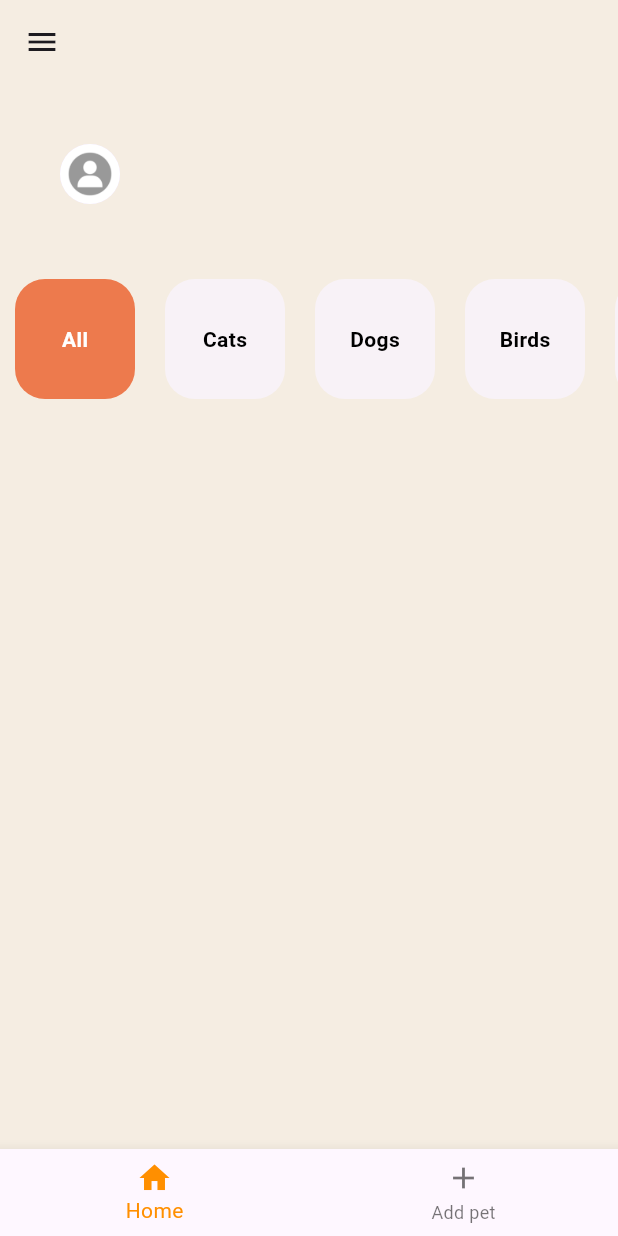
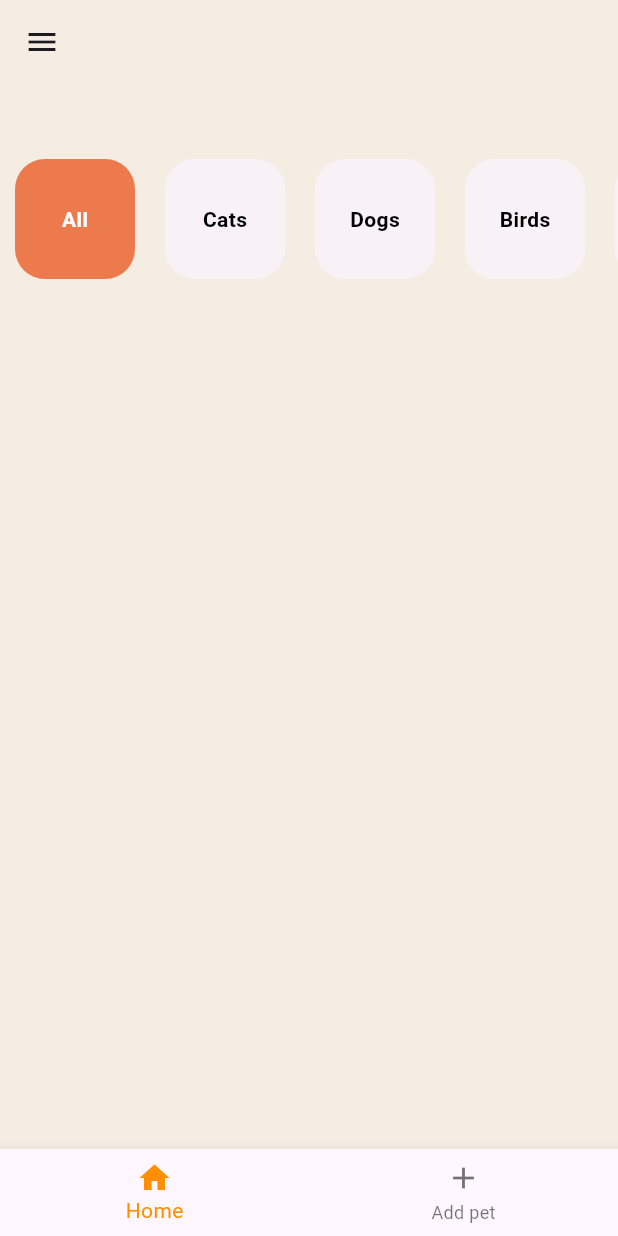
Before and after one commit to KishoreMenda/petpal, a Flutter app: the screen it shows after launch, on a phone screen of 412 x 824 dp. Run offline on Flutter 3.47's test engine with Material 3 defaults, Android fonts, the phone set to English and light mode, and no system bars; our stand-ins replace cloud_firestore, firebase_core, firebase_storage, flutter_map, fluttertoast, image_picker and 1 more; missing offline and left inert: firebase_app_check; accounts and stored records are empty; Roboto replaces fonts that are missing (Montserrat).

Commit message:
Remove profile icon

```diff
--- a/petpalapp/lib/screens/home_screen.dart
+++ b/petpalapp/lib/screens/home_screen.dart
@@ -136,20 +136,6 @@ class _MyHomePageState extends State<MyHomePage> {
       color: Color(0xFFF5EDE2),
       child: ListView(
         children: <Widget>[
-          Container(
-            padding: const EdgeInsets.only(left: 40.0, top: 40.0),
-            alignment: Alignment.centerLeft,
-            child: CircleAvatar(
-              child: ClipOval(
-                child: Image(
-                  height: 40.0,
-                  width: 40.0,
-                  image: AssetImage('images/user.png'),
-                  fit: BoxFit.cover,
-                ),
-              ),
-            ),
-          ),
           const SizedBox(height: 40.0),
           SizedBox(
               height: 100.0,
@@ -187,20 +173,6 @@ class _MyHomePageState extends State<MyHomePage> {
         color: Color(0xFFF5EDE2),
         child: ListView(
           children: <Widget>[
-            Container(
-              padding: const EdgeInsets.only(left: 40.0, top: 40.0),
-              alignment: Alignment.centerLeft,
-              child: CircleAvatar(
-                child: ClipOval(
-                  child: Image(
-                    height: 40.0,
-                    width: 40.0,
-                    image: AssetImage('images/user.png'),
-                    fit: BoxFit.cover,
-                  ),
-                ),
-              ),
-            ),
             const SizedBox(height: 40.0),
             SizedBox(
                 height: 100.0,
```
